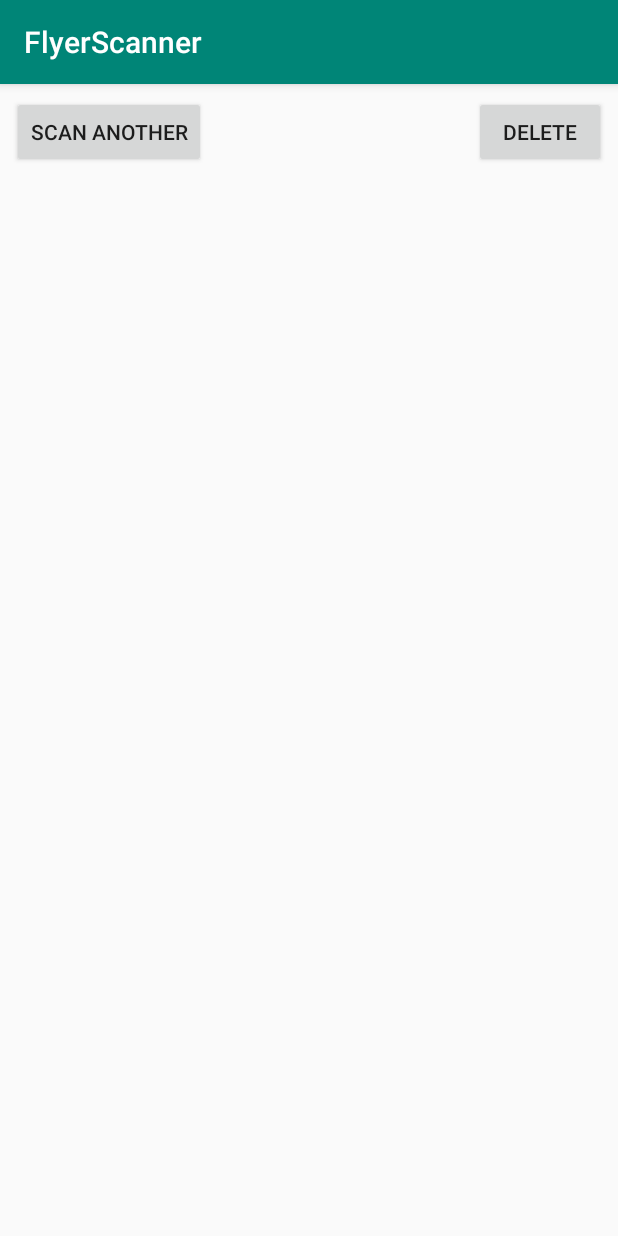
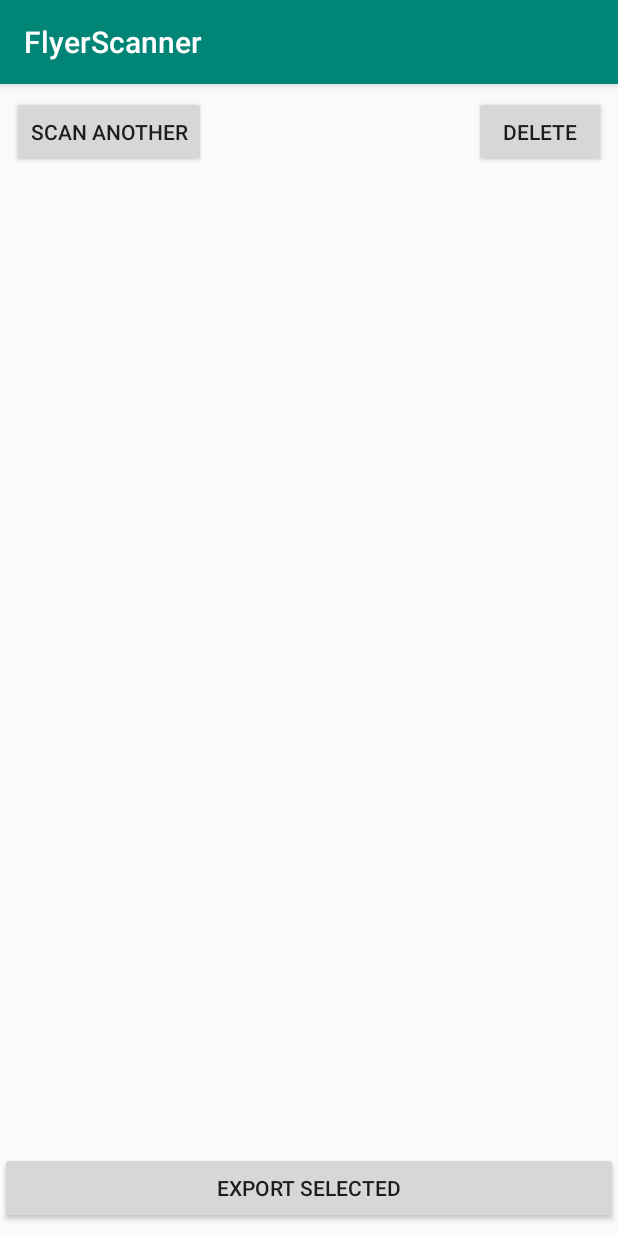
Before and after one commit to hexalellogram/FlyerScanner, an Android app: the ListActivity screen opened directly, with no data from a screen before it, on a phone screen of 412 x 824 dp. Run offline under Robolectric (Android 15) with nearby library versions, the phone set to English and light mode, and no system bars; 2 statements that could not run were skipped.

Commit message:
Removed keys

```diff
--- a/app/src/main/java/com/sdhacks/flyerscanner/NLP.java
+++ b/app/src/main/java/com/sdhacks/flyerscanner/NLP.java
@@ -18,13 +18,13 @@
         StrictMode.setThreadPolicy(policy);
         //String text = "The event starts at 6:00 PM on Friday October 25th";
 
-        System.setProperty("aws.accessKeyId", "AKIAI5HVCTN2FVFUL54A"); // DO NOT COMMIT
-        System.setProperty("aws.secretKey", "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"); // DO NOT COMMIT
+        System.setProperty("aws.accessKeyId", ""); // DO NOT COMMIT
+        System.setProperty("aws.secretKey", ""); // DO NOT COMMIT
 
         // Create credentials using a provider chain. For more information, see
         // https://docs.aws.amazon.com/sdk-for-java/v1/developer-guide/credentials.html
 
-        AWSCredentials credentials = new BasicAWSCredentials("AKIAI5HVCTN2FVFUL54A", "8S0Oxhurw1pppn/ET8FL7Tve5o0e0bYsl0D68u1L");
+        AWSCredentials credentials = new BasicAWSCredentials("", "");
         AmazonComprehendClient comprehendClient = new AmazonComprehendClient(credentials);
 
         //AWSCredentialsProvider awsCreds = DefaultAWSCredentialsProviderChain.getInstance();
--- a/app/src/main/res/layout/activity_list.xml
+++ b/app/src/main/res/layout/activity_list.xml
@@ -33,7 +33,9 @@
     <ScrollView
         android:layout_width="match_parent"
         android:layout_height="0dp"
-        app:layout_constraintBottom_toBottomOf="parent"
+        android:layout_marginTop="8dp"
+        android:layout_marginBottom="8dp"
+        app:layout_constraintBottom_toTopOf="@+id/exportButton"
         app:layout_constraintEnd_toEndOf="parent"
         app:layout_constraintStart_toStartOf="parent"
         app:layout_constraintTop_toBottomOf="@+id/scanAnotherButton">
@@ -52,5 +54,16 @@
 
     </ScrollView>
 
+    <Button
+        android:id="@+id/exportButton"
+        android:layout_width="0dp"
+        android:layout_height="wrap_content"
+        android:layout_marginBottom="8dp"
+        android:onClick="onExportClick"
+        android:text="Export Selected"
+        app:layout_constraintBottom_toBottomOf="parent"
+        app:layout_constraintEnd_toEndOf="parent"
+        app:layout_constraintStart_toStartOf="parent" />
+
 
 </androidx.constraintlayout.widget.ConstraintLayout>
```
Also changed, not shown: app/src/main/java/com/sdhacks/flyerscanner/ListActivity.java (+11 -0 lines).
